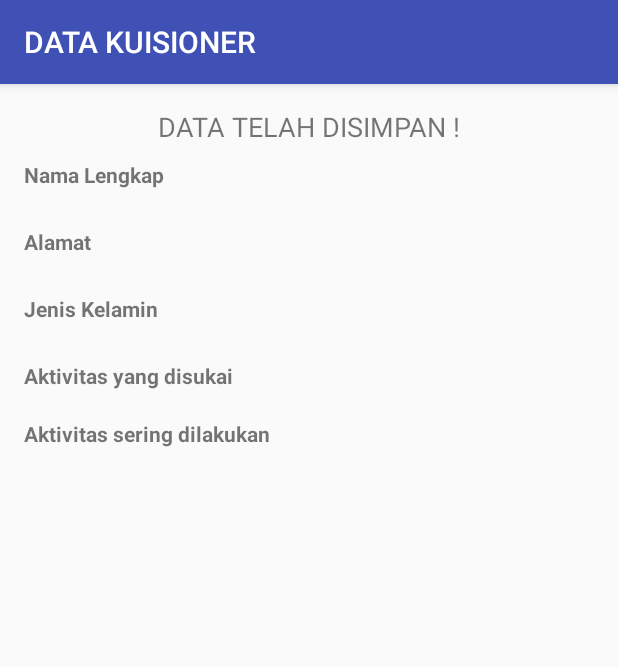
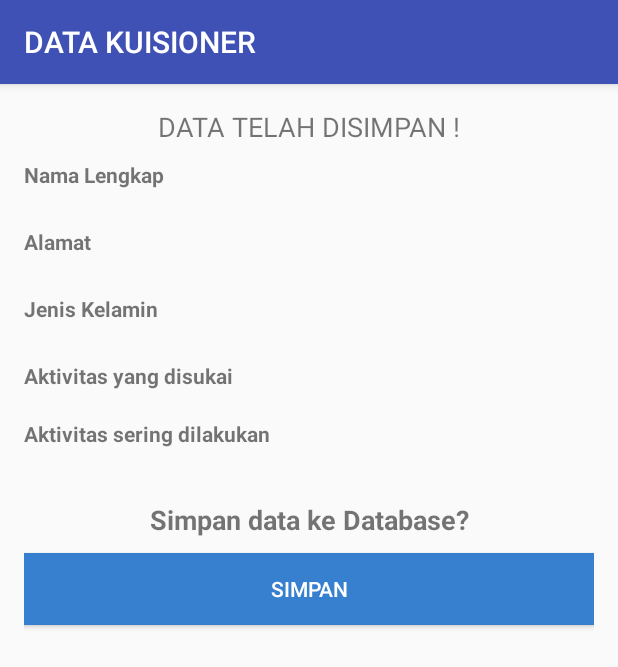
Before and after one commit to dewadhitya/progmob14, an Android app: the OutputActivity screen opened directly, with no data from a screen before it, on a phone screen of 412 x 824 dp. Shown: the top 667 px of the screen. Run offline under Robolectric (Android 15) with nearby library versions, the phone set to English and light mode, and no system bars.

Commit message:
Modul III

```diff
--- a/app/src/main/java/praktikum/progmob14/DataHelper.java
+++ b/app/src/main/java/praktikum/progmob14/DataHelper.java
@@ -10,6 +10,8 @@ import android.util.Log;
  */
 
 public class DataHelper extends SQLiteOpenHelper {
+    private static final String DATABASE_NAME = "db_kuisioner.db";
+    private static final int DATABASE_VERSION = 1;
     public DataHelper(Context context, String name, SQLiteDatabase.CursorFactory factory, int version) {
         super(context, name, factory, version);
     }
@@ -20,6 +22,8 @@ public class DataHelper extends SQLiteOpenHelper {
         String sql = "create table tb_kuisioner(id_kuisioner integer primary key, nama text null, alamat, text null, aktivitas text null);";
         Log.d("Data","onCreate: "+sql);
         sqLiteDatabase.execSQL(sql);
+        sql = "insert into tb_kuisioner(id_kuisioner, nama, alamat, aktivitas) values ('1','Adhit','Jl. Mertayasa','setiap hari');";
+        sqLiteDatabase.execSQL(sql);
     }
 
     @Override
--- a/app/src/main/java/praktikum/progmob14/OutputActivity.java
+++ b/app/src/main/java/praktikum/progmob14/OutputActivity.java
@@ -1,9 +1,11 @@
 package praktikum.progmob14;
 
+import android.database.sqlite.SQLiteDatabase;
 import android.os.Bundle;
 import android.support.annotation.Nullable;
 import android.support.v7.app.AppCompatActivity;
-import android.util.Log;
+import android.view.View;
+import android.widget.Button;
 import android.widget.TextView;
 import android.widget.Toast;
 
@@ -13,6 +15,8 @@ import android.widget.Toast;
 
 public class OutputActivity extends AppCompatActivity {
     TextView outputNama, outputAlamat, jenisKelamin, hobi, aktivitas;
+    DataHelper dbHelper;
+    Button simpanDatabase;
 
     @Override
     protected void onCreate(@Nullable Bundle savedInstanceState) {
@@ -20,49 +24,31 @@ public class OutputActivity extends AppCompatActivity {
         setContentView(R.layout.output_form);
 
         ///MODUL 2 -- MENGAMBIL DATA DARI ACTIVITY INPUT
-        //Inisialisasi Variabel pada outuput_from
+        //Inisialisasi Variabel pada output_from
         outputNama = (TextView) findViewById(R.id.output_nama);
         outputAlamat = (TextView) findViewById(R.id.output_alamat);
         jenisKelamin = (TextView) findViewById(R.id.jenis_kelamin);
         hobi = (TextView) findViewById(R.id.hobi);
         aktivitas = (TextView) findViewById(R.id.aktivitas);
 
-        //Mengambil data dari InputActivity
+        //Inisialisasi  Variabel Button ke Database
+        simpanDatabase = (Button) findViewById(R.id.simpan_database);
+
+        //Mengambil data dari InputActivity dan menampilkannya
         outputNama.setText(getIntent().getStringExtra("nama"));
         outputAlamat.setText(getIntent().getStringExtra("alamat"));
         jenisKelamin.setText(getIntent().getStringExtra("kelamin"));
         hobi.setText(getIntent().getStringExtra("hobi"));
         aktivitas.setText(getIntent().getStringExtra("hasilAktivitas"));
-    }
 
-    //MODUL 2 --
-    //Untuk mengetahui status dari Lifecycle di Pesan Log
-    String status = "Android: ";
-    /**Method ini dipanggil ketika activity sudah terlihat pada user. */
-    @Override
-    protected void onStart(){
-        super.onStart();
-        Log.d( status,"The onStart() event");
-    }
-    /**Method ini dipanggil ketika activity mulai berinteraksi dengan user.*/
-    @Override
-    protected void onResume(){
-        super.onResume();
-        Log.d(status, "The onResume() event");
-    }
-    /**Method ini Dipanggil ketika activity berhenti sementara tidak menerima inputan user
-     dan tidak mengeksekusi kode apapun.*/
-    @Override
-    protected void onPause(){
-        super.onPause();
-        Log.d(status,"The onPause() event ");
-        Toast.makeText(getApplicationContext(), "On Pause Method Applied in OutputActivity", Toast.LENGTH_LONG).show();
-    }
-    /**Method ini dipanggil ketika activity sudah tidak terlihat pada user.*/
-    @Override
-    protected void onStop(){
-        super.onStop();
-        Log.d(status,"The onStop() event");
+        //Menyimpan ke Database
+        simpanDatabase.setOnClickListener(new View.OnClickListener(){
+            @Override
+            public void onClick(View view) {
+                SQLiteDatabase db = dbHelper.getWritableDatabase();
+                db.execSQL("insert into tb_kuisioner('nama', 'alamat', 'aktivitas') values('outputNama','outputAlamat','aktivitas');");
+            }
+        });
     }
 
     //DoubleTap2Back --
--- a/app/src/main/res/layout/output_form.xml
+++ b/app/src/main/res/layout/output_form.xml
@@ -71,4 +71,21 @@
         android:id="@+id/aktivitas"
         android:paddingBottom="6dp"/>
 
+    <TextView
+        android:layout_width="match_parent"
+        android:layout_height="wrap_content"
+        android:text="Simpan data ke Database?"
+        android:textSize="18sp"
+        android:textStyle="bold"
+        android:layout_margin="10dp"
+        android:textAlignment="center"/>
+
+    <Button
+        android:layout_width="match_parent"
+        android:layout_height="wrap_content"
+        android:text="Simpan"
+        android:id="@+id/simpan_database"
+        android:background="@color/colorAccent"
+        android:textColor="@color/colorWhite"/>
+
 </LinearLayout>
```
